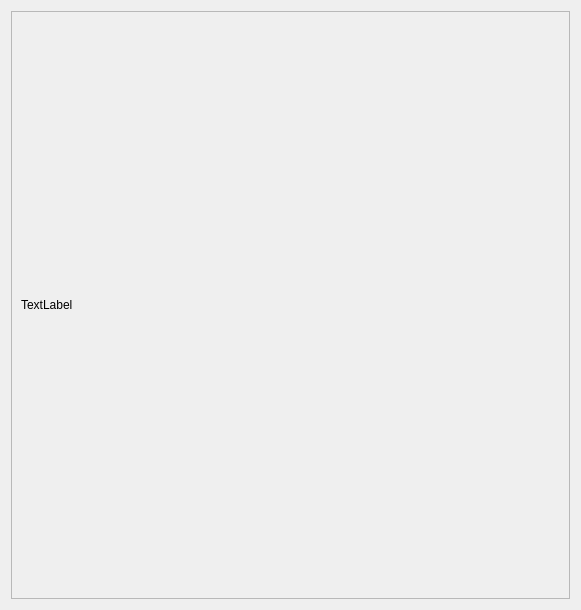
This is src/main/python/ui/frame_image.ui in podkidyshev/health-weather_correlation as Qt 5 draws it before an edit. The edited form follows.
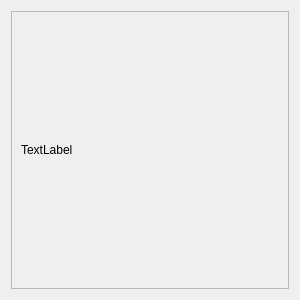
This is the edited form.

Patch:
```diff
--- a/src/main/python/ui/frame_image.ui
+++ b/src/main/python/ui/frame_image.ui
@@ -6,10 +6,22 @@
    <rect>
     <x>0</x>
     <y>0</y>
-    <width>581</width>
-    <height>610</height>
+    <width>300</width>
+    <height>300</height>
    </rect>
   </property>
+  <property name="sizePolicy">
+   <sizepolicy hsizetype="Preferred" vsizetype="Minimum">
+    <horstretch>0</horstretch>
+    <verstretch>0</verstretch>
+   </sizepolicy>
+  </property>
+  <property name="minimumSize">
+   <size>
+    <width>300</width>
+    <height>300</height>
+   </size>
+  </property>
   <property name="windowTitle">
    <string>Frame</string>
   </property>
@@ -36,24 +48,24 @@
        <rect>
         <x>0</x>
         <y>0</y>
-        <width>561</width>
-        <height>590</height>
+        <width>280</width>
+        <height>280</height>
        </rect>
       </property>
       <property name="sizePolicy">
-       <sizepolicy hsizetype="Preferred" vsizetype="Expanding">
+       <sizepolicy hsizetype="Preferred" vsizetype="Preferred">
         <horstretch>0</horstretch>
         <verstretch>0</verstretch>
        </sizepolicy>
       </property>
       <layout class="QVBoxLayout" name="verticalLayout_2">
        <property name="sizeConstraint">
-        <enum>QLayout::SetMinimumSize</enum>
+        <enum>QLayout::SetDefaultConstraint</enum>
        </property>
        <item>
         <widget class="QLabel" name="image">
          <property name="sizePolicy">
-          <sizepolicy hsizetype="Expanding" vsizetype="Maximum">
+          <sizepolicy hsizetype="Ignored" vsizetype="Ignored">
            <horstretch>0</horstretch>
            <verstretch>0</verstretch>
           </sizepolicy>
```
